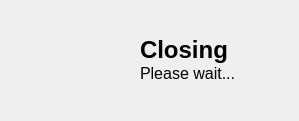
Old version of the form src/gpilot/ui/forms/frmclosingapp.ui in the repository etet100/AstroCore-GCode-Sender.
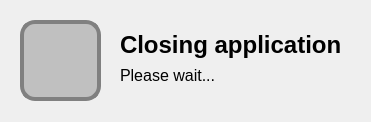
New version of the form. Icons and pictures are not drawn.

Commit message: Closing form

```diff
--- a/src/gpilot/ui/forms/frmclosingapp.ui
+++ b/src/gpilot/ui/forms/frmclosingapp.ui
@@ -6,8 +6,8 @@
    <rect>
     <x>0</x>
     <y>0</y>
-    <width>299</width>
-    <height>121</height>
+    <width>371</width>
+    <height>122</height>
    </rect>
   </property>
   <property name="windowTitle">
@@ -19,29 +19,34 @@
   <widget class="QWidget" name="widget" native="true">
    <property name="geometry">
     <rect>
-     <x>10</x>
-     <y>10</y>
-     <width>100</width>
-     <height>100</height>
+     <x>20</x>
+     <y>20</y>
+     <width>81</width>
+     <height>81</height>
     </rect>
    </property>
    <property name="minimumSize">
     <size>
-     <width>100</width>
-     <height>100</height>
+     <width>80</width>
+     <height>80</height>
     </size>
    </property>
    <property name="styleSheet">
-    <string notr="true">image: url(:/images/gpilot_256.png);</string>
+    <string notr="true">image: url(:/images/power.svg);
+border-radius: 15px;
+border:  4px solid gray;
+background: silver;
+padding: 20px;
+color: gray;</string>
    </property>
   </widget>
   <widget class="QLabel" name="label">
    <property name="geometry">
     <rect>
-     <x>140</x>
-     <y>10</y>
-     <width>151</width>
-     <height>99</height>
+     <x>120</x>
+     <y>30</y>
+     <width>241</width>
+     <height>31</height>
     </rect>
    </property>
    <property name="font">
@@ -50,7 +55,28 @@
     </font>
    </property>
    <property name="text">
-    <string>&lt;html&gt;&lt;head/&gt;&lt;body&gt;&lt;p&gt;&lt;span style=&quot; font-size:18pt; font-weight:700;&quot;&gt;Closing&lt;/span&gt;&lt;br/&gt;&lt;span style=&quot; font-size:12pt;&quot;&gt;Please wait...&lt;/span&gt;&lt;/p&gt;&lt;/body&gt;&lt;/html&gt;</string>
+    <string>&lt;html&gt;&lt;head/&gt;&lt;body&gt;&lt;p&gt;&lt;span style=&quot; font-size:18pt; font-weight:700;&quot;&gt;Closing application&lt;/span&gt;&lt;/p&gt;&lt;/body&gt;&lt;/html&gt;</string>
+   </property>
+   <property name="alignment">
+    <set>Qt::AlignmentFlag::AlignLeading|Qt::AlignmentFlag::AlignLeft|Qt::AlignmentFlag::AlignVCenter</set>
+   </property>
+  </widget>
+  <widget class="QLabel" name="label2">
+   <property name="geometry">
+    <rect>
+     <x>120</x>
+     <y>60</y>
+     <width>241</width>
+     <height>31</height>
+    </rect>
+   </property>
+   <property name="font">
+    <font>
+     <pointsize>-1</pointsize>
+    </font>
+   </property>
+   <property name="text">
+    <string>&lt;html&gt;&lt;head/&gt;&lt;body&gt;&lt;p&gt;&lt;span style=&quot; font-size:12pt;&quot;&gt;Please wait...&lt;/span&gt;&lt;/p&gt;&lt;/body&gt;&lt;/html&gt;</string>
    </property>
    <property name="alignment">
     <set>Qt::AlignmentFlag::AlignLeading|Qt::AlignmentFlag::AlignLeft|Qt::AlignmentFlag::AlignVCenter</set>
```
Left out of the diff: 2 changed lines with no effect on the pictures. The commit also changes 2 other files.
